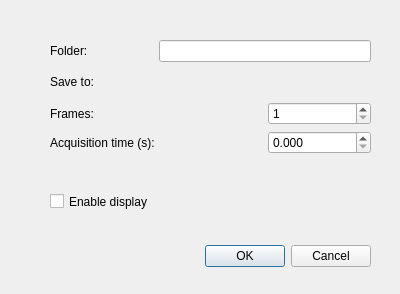
Qt form gui/fluorescence_microscopy/ui_save_settings.ui (fbarho/qudi-cbs) before a commit.
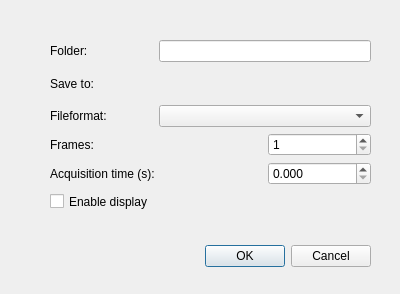
The same form after that commit.

Commit message: added save to fits functionality

What changed in the file:
```diff
--- a/gui/fluorescence_microscopy/ui_save_settings.ui
+++ b/gui/fluorescence_microscopy/ui_save_settings.ui
@@ -48,42 +48,14 @@
      <x>50</x>
      <y>40</y>
      <width>321</width>
-     <height>114</height>
+     <height>145</height>
     </rect>
    </property>
    <layout class="QGridLayout" name="gridLayout">
-    <item row="0" column="0">
-     <widget class="QLabel" name="label">
-      <property name="text">
-       <string>Folder:</string>
-      </property>
-     </widget>
-    </item>
     <item row="0" column="1" colspan="2">
      <widget class="QLineEdit" name="foldername_LineEdit"/>
     </item>
-    <item row="1" column="0" colspan="3">
-     <widget class="QLabel" name="complete_path_Label">
-      <property name="text">
-       <string>Save to: </string>
-      </property>
-     </widget>
-    </item>
-    <item row="2" column="0">
-     <widget class="QLabel" name="label_2">
-      <property name="text">
-       <string>Frames:</string>
-      </property>
-     </widget>
-    </item>
-    <item row="3" column="0" colspan="2">
-     <widget class="QLabel" name="label_3">
-      <property name="text">
-       <string>Acquisition time (s): </string>
-      </property>
-     </widget>
-    </item>
-    <item row="3" column="2">
+    <item row="4" column="2">
      <widget class="QDoubleSpinBox" name="acquisition_time_DoubleSpinBox">
       <property name="decimals">
        <number>3</number>
@@ -93,7 +65,28 @@
       </property>
      </widget>
     </item>
-    <item row="2" column="2">
+    <item row="4" column="0" colspan="2">
+     <widget class="QLabel" name="label_3">
+      <property name="text">
+       <string>Acquisition time (s): </string>
+      </property>
+     </widget>
+    </item>
+    <item row="0" column="0">
+     <widget class="QLabel" name="label">
+      <property name="text">
+       <string>Folder:</string>
+      </property>
+     </widget>
+    </item>
+    <item row="3" column="0">
+     <widget class="QLabel" name="label_2">
+      <property name="text">
+       <string>Frames:</string>
+      </property>
+     </widget>
+    </item>
+    <item row="3" column="2">
      <widget class="QSpinBox" name="n_frames_SpinBox">
       <property name="minimum">
        <number>1</number>
@@ -103,6 +96,23 @@
       </property>
      </widget>
     </item>
+    <item row="1" column="0" colspan="3">
+     <widget class="QLabel" name="complete_path_Label">
+      <property name="text">
+       <string>Save to: </string>
+      </property>
+     </widget>
+    </item>
+    <item row="2" column="0">
+     <widget class="QLabel" name="label_4">
+      <property name="text">
+       <string>Fileformat:</string>
+      </property>
+     </widget>
+    </item>
+    <item row="2" column="1" colspan="2">
+     <widget class="QComboBox" name="file_format_ComboBox"/>
+    </item>
    </layout>
   </widget>
  </widget>
```
The commit also changes 2 other files.
